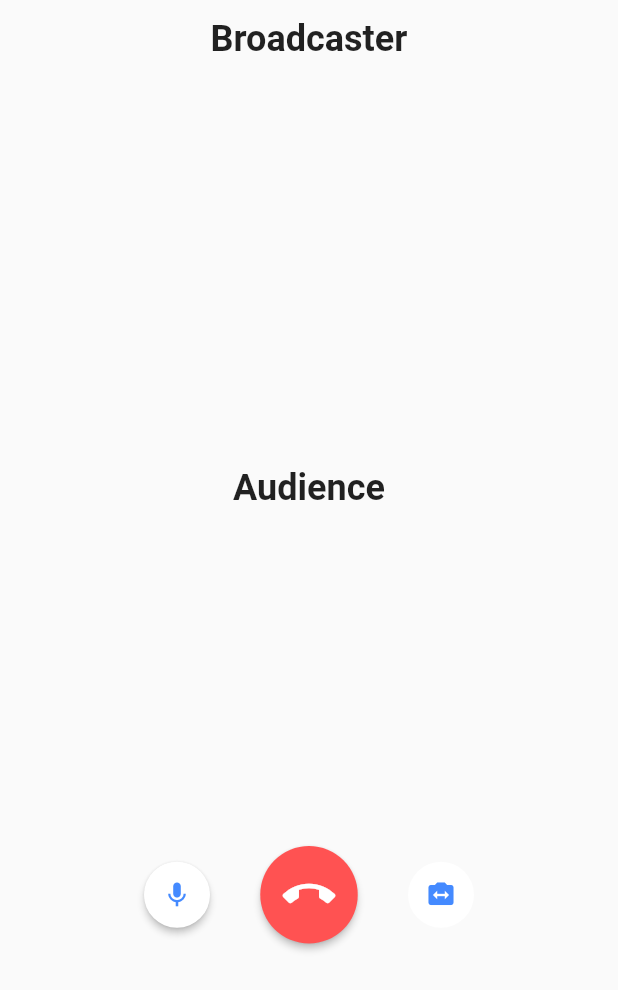
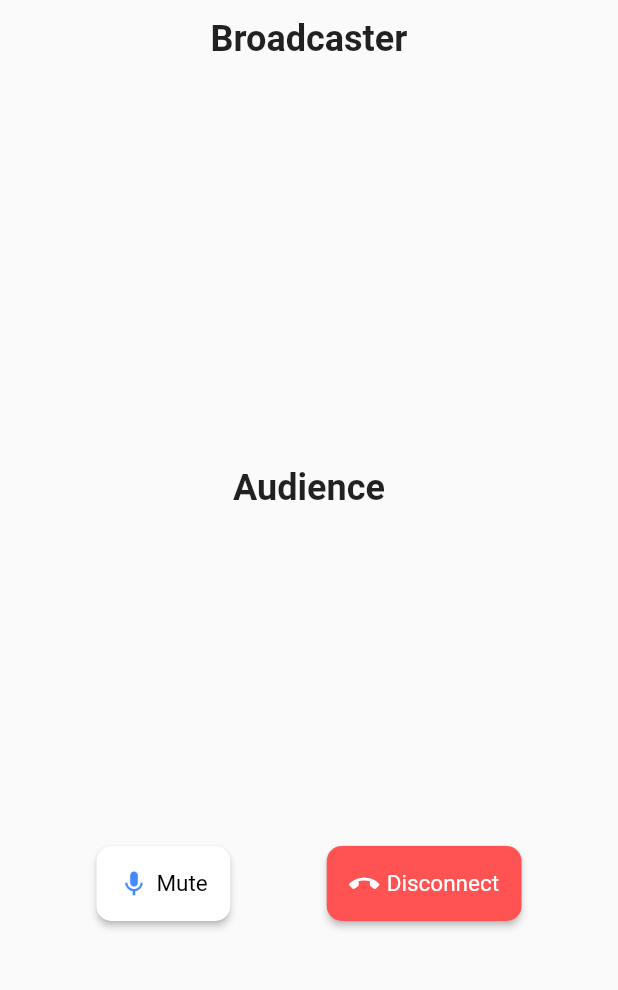
Before and after one commit to Meherdeep/agora-flutter-audio-broadcasting, a Flutter app: the CallScreen screen opened directly, on a phone screen of 412 x 824 dp. Shown: the top 990 px of the screen. Run offline on Flutter 3.47's test engine with Material 2 defaults, Android fonts, the phone set to English and light mode, and no system bars; our stand-ins replace permission_handler; missing offline and left inert: agora_rtc_engine, agora_rtm.

Commit message:
updating the design

```diff
--- a/lib/Screens/call_screen.dart
+++ b/lib/Screens/call_screen.dart
@@ -3,7 +3,6 @@ import 'package:agora_audio_broadcast/Widgets/user_view.dart';
 import 'package:agora_rtm/agora_rtm.dart';
 import 'package:flutter/material.dart';
 import 'package:agora_rtc_engine/rtc_engine.dart';
-
 
 class CallScreen extends StatefulWidget {
   final String channelName;
@@ -24,15 +23,15 @@ class _CallScreenState extends State<CallScreen> {
   bool _isInChannel = false;
   final _broadcaster = <String>[];
   final _audience = <String>[];
-  final Map<int,String> _allUsers = {};
+  final Map<int, String> _allUsers = {};
 
   AgoraRtmClient _client;
   AgoraRtmChannel _channel;
   RtcEngine _engine;
 
+  final buttonStyle = TextStyle(color: Colors.white, fontSize: 15);
+
   int localUid;
-
-
 
   @override
   void dispose() {
@@ -76,8 +75,9 @@ class _CallScreenState extends State<CallScreen> {
   Future<void> _initAgoraRtcEngine() async {
     _engine = await RtcEngine.create(appID);
     await _engine.disableVideo();
-    await _engine.disableAudio();
-
+    await _engine.enableAudio();
+    await _engine.setChannelProfile(ChannelProfile.LiveBroadcasting);
+    await _engine.setClientRole(widget.role);
   }
 
   /// Add agora event handlers
@@ -89,7 +89,7 @@ class _CallScreenState extends State<CallScreen> {
           _infoStrings.add(info);
         });
       },
-      joinChannelSuccess: (channel, uid, elapsed) async{
+      joinChannelSuccess: (channel, uid, elapsed) async {
         setState(() {
           final info = 'onJoinChannel: $channel, uid: $uid';
           _infoStrings.add(info);
@@ -102,7 +102,7 @@ class _CallScreenState extends State<CallScreen> {
           });
         }
       },
-      leaveChannel: (stats) async{
+      leaveChannel: (stats) async {
         setState(() {
           _infoStrings.add('onLeaveChannel');
           _users.clear();
@@ -165,6 +165,7 @@ class _CallScreenState extends State<CallScreen> {
       var userData = message.text.split(':');
 
       if (userData[1] == 'leave') {
+        print('In here');
         setState(() {
           _allUsers.remove(int.parse(userData[0]));
         });
@@ -174,8 +175,10 @@ class _CallScreenState extends State<CallScreen> {
         });
       }
     };
-    _channel.onMessageReceived = (AgoraRtmMessage message, AgoraRtmMember member){
-      print('Outside channel message received : ${message.text} from ${member.userId}');
+    _channel.onMessageReceived =
+        (AgoraRtmMessage message, AgoraRtmMember member) {
+      print(
+          'Outside channel message received : ${message.text} from ${member.userId}');
 
       var userData = message.text.split(':');
 
@@ -184,13 +187,12 @@ class _CallScreenState extends State<CallScreen> {
           _allUsers.remove(int.parse(userData[0]));
         });
       } else {
+        print('Broadcasters list : $_users');
+        print('All users lists: ${_allUsers.values}');
         setState(() {
           _allUsers.putIfAbsent(int.parse(userData[0]), () => member.userId);
         });
       }
-
-
-
     };
 
     for (var i = 0; i < _users.length; i++) {
@@ -198,27 +200,25 @@ class _CallScreenState extends State<CallScreen> {
         setState(() {
           _broadcaster.add(_allUsers[_users[i]]);
         });
-      }
-      else{
+      } else {
         setState(() {
           _audience.add('${_allUsers.values}');
         });
       }
-
     }
-
   }
 
   Future<AgoraRtmChannel> _createChannel(String name) async {
     AgoraRtmChannel channel = await _client.createChannel(name);
-    channel.onMemberJoined = (AgoraRtmMember member) async{
+    channel.onMemberJoined = (AgoraRtmMember member) async {
       print('Member joined : ${member.userId}');
       // setState(() {
 
       // });
-      await _client.sendMessageToPeer(member.userId, AgoraRtmMessage.fromText('$localUid:join'));
+      await _client.sendMessageToPeer(
+          member.userId, AgoraRtmMessage.fromText('$localUid:join'));
     };
-    channel.onMemberLeft = (AgoraRtmMember member) async{
+    channel.onMemberLeft = (AgoraRtmMember member) async {
       var reversedMap = _allUsers.map((k, v) => MapEntry(v, k));
       print('Member left : ${member.userId}:leave');
       print('Member left : ${reversedMap[member.userId]}:leave');
@@ -226,9 +226,11 @@ class _CallScreenState extends State<CallScreen> {
       setState(() {
         _allUsers.remove(reversedMap[member.userId]);
       });
-      await channel.sendMessage(AgoraRtmMessage.fromText('${reversedMap[member.userId]}:leave'));
+      await channel.sendMessage(
+          AgoraRtmMessage.fromText('${reversedMap[member.userId]}:leave'));
     };
-    channel.onMessageReceived = (AgoraRtmMessage message, AgoraRtmMember member){
+    channel.onMessageReceived =
+        (AgoraRtmMessage message, AgoraRtmMember member) {
       print('Channel message received : ${message.text} from ${member.userId}');
 
       var userData = message.text.split(':');
@@ -244,48 +246,67 @@ class _CallScreenState extends State<CallScreen> {
 
   /// Toolbar layout
   Widget _toolbar() {
-    return Container(
+    return widget.role == ClientRole.Audience
+        ? Container()
+        : Container(
             alignment: Alignment.bottomCenter,
             padding: const EdgeInsets.symmetric(vertical: 48),
             child: Row(
-        mainAxisAlignment: MainAxisAlignment.center,
+              mainAxisAlignment: MainAxisAlignment.spaceEvenly,
               children: <Widget>[
                 RawMaterialButton(
                   onPressed: _onToggleMute,
-            child: Icon(
+                  child: Row(
+                    children: [
+                      Icon(
                         muted ? Icons.mic_off : Icons.mic,
                         color: muted ? Colors.white : Colors.blueAccent,
                         size: 20.0,
                       ),
-            shape: CircleBorder(),
+                      SizedBox(
+                        width: 5,
+                      ),
+                      muted
+                          ? Text(
+                              'Unmute',
+                              style: buttonStyle,
+                            )
+                          : Text(
+                              'Mute',
+                              style: buttonStyle.copyWith(color: Colors.black),
+                            )
+                    ],
+                  ),
+                  shape: RoundedRectangleBorder(
+                      borderRadius: BorderRadius.circular(10)),
                   elevation: 2.0,
                   fillColor: muted ? Colors.blueAccent : Colors.white,
-            padding: const EdgeInsets.all(12.0),
+                  padding: const EdgeInsets.all(15.0),
                 ),
                 RawMaterialButton(
                   onPressed: () => _onCallEnd(context),
-            child: Icon(
+                  child: Row(
+                    children: [
+                      Icon(
                         Icons.call_end,
                         color: Colors.white,
-              size: 35.0,
+                        size: 20,
                       ),
-            shape: CircleBorder(),
+                      SizedBox(
+                        width: 5,
+                      ),
+                      Text(
+                        'Disconnect',
+                        style: buttonStyle,
+                      )
+                    ],
+                  ),
+                  shape: RoundedRectangleBorder(
+                      borderRadius: BorderRadius.circular(10)),
                   elevation: 2.0,
                   fillColor: Colors.redAccent,
                   padding: const EdgeInsets.all(15.0),
                 ),
-          RawMaterialButton(
-            onPressed: null,
-            child: Icon(
-              Icons.switch_camera,
-              color: Colors.blueAccent,
-              size: 20.0,
-            ),
-            shape: CircleBorder(),
-            elevation: 2.0,
-            fillColor: Colors.white,
-            padding: const EdgeInsets.all(12.0),
-          )
               ],
             ),
           );
@@ -301,7 +322,6 @@ class _CallScreenState extends State<CallScreen> {
     });
     _engine.muteLocalAudioStream(muted);
   }
-
 
   @override
   Widget build(BuildContext context) {
@@ -321,11 +341,15 @@ class _CallScreenState extends State<CallScreen> {
               width: double.infinity,
               child: ListView.builder(
                 itemCount: _users.length,
-              itemBuilder: (BuildContext context, int index){
-                return _allUsers.containsKey(_users[index]) ? Text('${_allUsers[_users[index]]}') : Text('');
+                itemBuilder: (BuildContext context, int index) {
+                  return _allUsers.containsKey(_users[index])
+                      ? UserView(
+                          userName: _allUsers[_users[index]],
+                          role: ClientRole.Broadcaster,
+                        )
+                      : Container();
                 },
-            )
-          ),
+              )),
           SizedBox(
             height: MediaQuery.of(context).size.height * 0.1,
           ),
@@ -341,11 +365,15 @@ class _CallScreenState extends State<CallScreen> {
               width: double.infinity,
               child: ListView.builder(
                 itemCount: _allUsers.length - _users.length,
-              itemBuilder: (BuildContext context, int index){
-                return _users.contains(_allUsers.keys.toList()[index]) ? Text('') : Text('${_allUsers.values.toList()[index]}');
+                itemBuilder: (BuildContext context, int index) {
+                  return _users.contains(_allUsers.keys.toList()[index])
+                      ? Container()
+                      : UserView(
+                          role: ClientRole.Audience,
+                          userName: _allUsers.values.toList()[index],
+                        );
                 },
-            )
-          ),
+              )),
           _toolbar()
         ],
       )),
--- a/lib/Utils/utils.dart
+++ b/lib/Utils/utils.dart
@@ -1 +1 @@
-const appID = 'dc96e5c14025414ea38980c9b1b1fbe4';
+const appID = '0e7ab4c911f3457da3f346f27f1c4684';
```
Also changed, not shown: lib/Widgets/user_view.dart (+13 -4 lines). Lines whose indentation alone changed are shown as unchanged.
